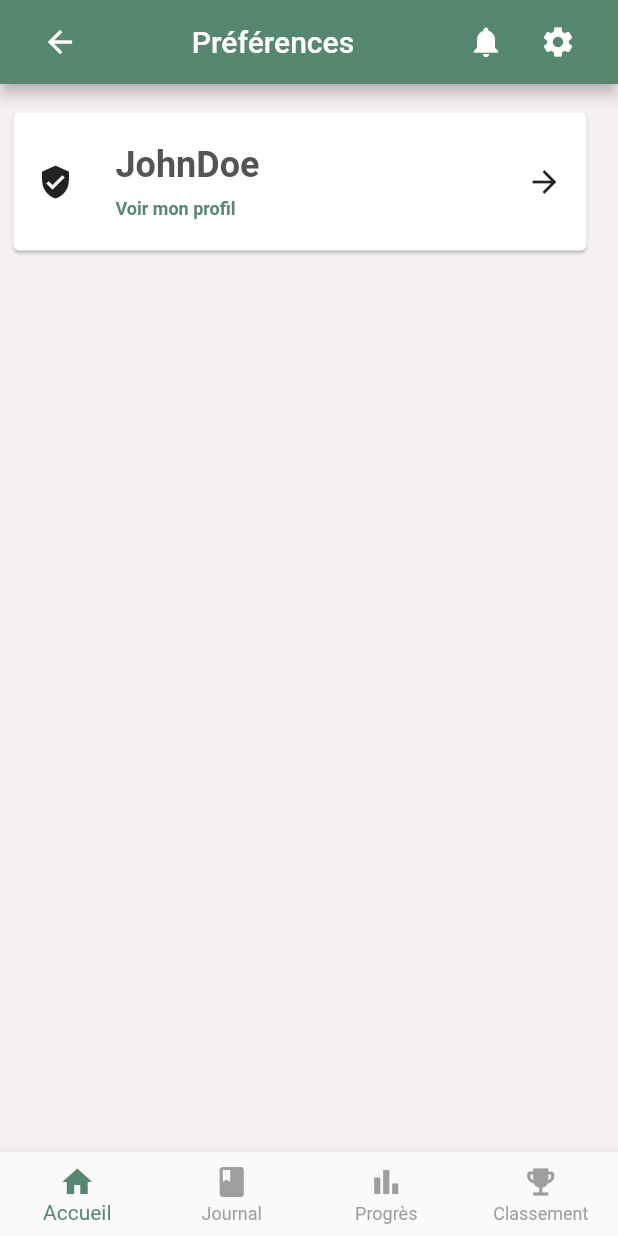
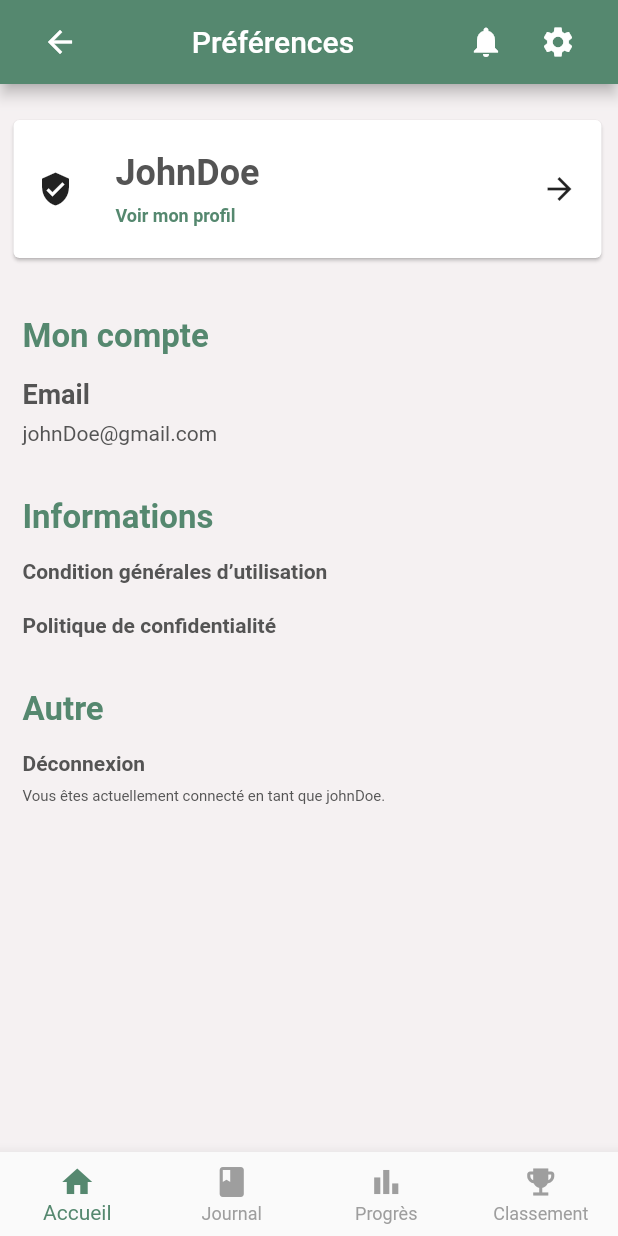
Before and after one commit to PintoJody/SmokeHelper, a Flutter app: the screen it shows after launch, after a tap on the "settings" icon, on a phone screen of 412 x 824 dp. Run offline on Flutter 3.47's test engine with Material 2 defaults, Android fonts, the phone set to English and light mode, and no system bars; our stand-ins replace flutter_svg; missing offline and left inert: dart:ffi; network calls fail.

Commit message:
:white_check_mark: setting page

```diff
--- a/lib/view/settingView.dart
+++ b/lib/view/settingView.dart
@@ -19,8 +19,59 @@ class _SettingViewState extends State<SettingView> {
         home: Scaffold(
             backgroundColor: const Color(0xFFF5F1F2),
             appBar: HeaderNavigationView(pageName: "Préférences", isHomePage: false),
-            body: const CardButton(username: "JohnDoe"), //TODO => recupérer username dans bdd
+            body: Padding(
+              padding: const EdgeInsets.only(top: 20.0, bottom: 20.0,left: 5.0, right: 5.0),
+              child: Column(
+                crossAxisAlignment: CrossAxisAlignment.start,
+                children: [
+                  CardButton(username: "JohnDoe"), //TODO => recupérer username dans bdd
+                  const SizedBox(height: 35.0),
+                  Padding(
+                    padding: const EdgeInsets.only(left: 10.0),
+                    child: Column(
+                      crossAxisAlignment: CrossAxisAlignment.start,
+                      children: [
+                        const Text("Mon compte", style: TextStyle(color: Color(0xFF55886F), fontWeight: FontWeight.bold, fontSize: 22.0)),
+                        const SizedBox(height: 15.0),
+                        const Text("Email", style: TextStyle(color: Color(0xFF545454), fontWeight: FontWeight.bold, fontSize: 18.0)),
+                        const SizedBox(height: 8.0),
+                        const Text("johnDoe@gmail.com", style: TextStyle(color: Color(0xFF545454), fontSize: 14.0)), //TODO Recuperer mail user
+                        const SizedBox(height: 35.0),
+                        const Text("Informations", style: TextStyle(color: Color(0xFF55886F), fontWeight: FontWeight.bold, fontSize: 22.0)),
+                        const SizedBox(height: 15.0),
+                        InkWell(
+                          child: const Text("Condition générales d’utilisation", style: TextStyle(color: Color(0xFF545454), fontSize: 14.0, fontWeight: FontWeight.bold)),
+                          onTap: (){
+                            //TODO lien vers les conditions générales
+                          },
+                        ),
+                        const SizedBox(height: 20.0),
+                        InkWell(
+                          child: const Text("Politique de confidentialité", style: TextStyle(color: Color(0xFF545454), fontSize: 14.0, fontWeight: FontWeight.bold)),
+                          onTap: (){
+                            //TODO lien vers Politique de confidentialité
+                          },
+                        ),
+                        const SizedBox(height: 35.0),
+                        const Text("Autre", style: TextStyle(color: Color(0xFF55886F), fontWeight: FontWeight.bold, fontSize: 22.0)),
+                        const SizedBox(height: 15.0),
+                        InkWell(
+                          child: const Text("Déconnexion", style: TextStyle(color: Color(0xFF545454), fontSize: 14.0, fontWeight: FontWeight.bold)),
+                          onTap: (){
+                            //TODO lien Deconnexion
+                          },
+                        ),
+                        const SizedBox(height: 8.0),
+                        const Text("Vous êtes actuellement connecté en tant que johnDoe.", style: TextStyle(color: Color(0xFF545454), fontSize: 10.0)),
+                      ],
+                    ),
+                  ),
 
+
+
+                ],
+              ),
+            ),
             bottomNavigationBar: const BottomNavigationTabBarView()
         )
     );
--- a/lib/widget/CardButton.dart
+++ b/lib/widget/CardButton.dart
@@ -16,11 +16,9 @@ class _CardButtonState extends State<CardButton> {
       onTap: () {
         //TODO navigation vers le profil
       },
-      child: Padding(
-        padding: const EdgeInsets.only(top: 15.0, bottom: 15.0, left: 5.0, right: 5.0),
-        child: SizedBox(
+      child: SizedBox(
           height: 100.0,
-          width: 390.0,
+          width: 400.0,
           child: Card(
             child: Padding(
               padding: const EdgeInsets.all(16.0),
@@ -56,7 +54,6 @@ class _CardButtonState extends State<CardButton> {
                   const Icon(Icons.arrow_forward), // icône de flèche droite à droite du bouton
                 ],
               ),
-            ),
           ),
         ),
       ),
```
